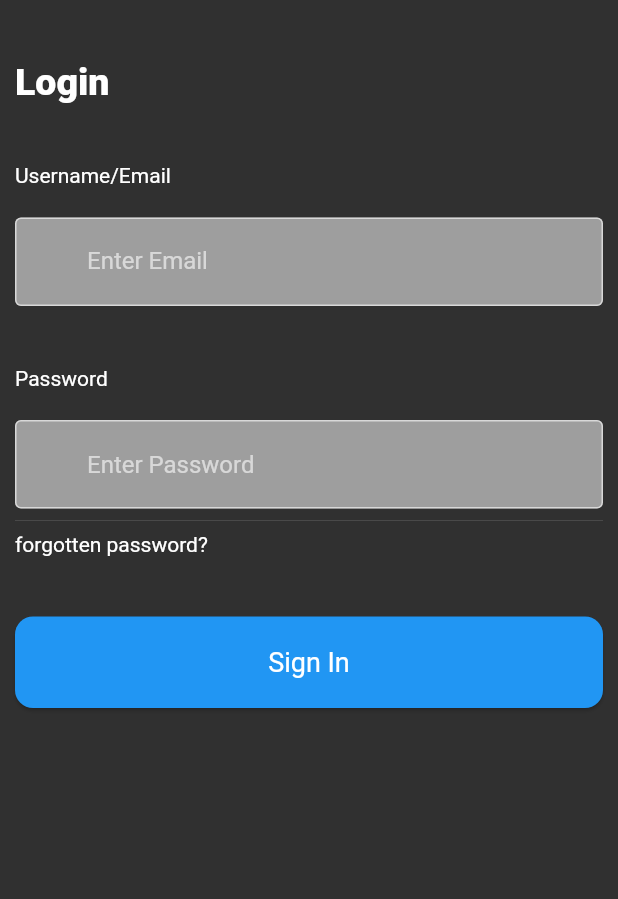
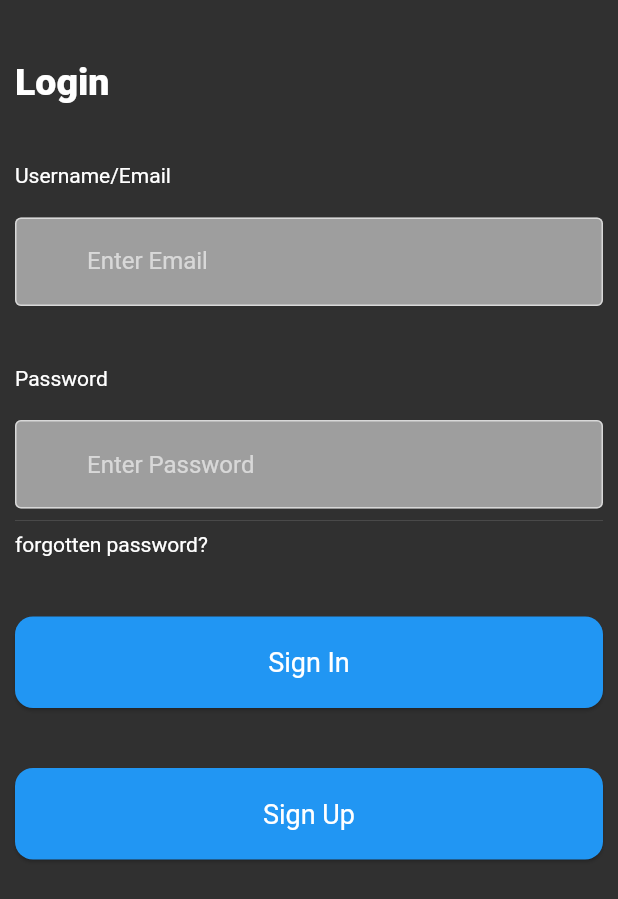
Before and after one commit to Yusrakhalid1/Role_APP, a Flutter app: the screen it shows after launch, after a tap on "Sign In", on a phone screen of 412 x 824 dp. Shown: the top 899 px of the screen. Run offline on Flutter 3.47's test engine with Material 2 defaults, Android fonts, the phone set to English and light mode, and no system bars; our stand-ins replace connectivity, firebase_auth, firebase_core, geolocator, google_maps_flutter, location and 2 more; missing offline and left inert: flutter_phone_direct_caller, flutter_polyline_points; accounts and stored records are empty; network calls fail.

Commit message:
fourth commit

```diff
--- a/project/lib/components/consonants.dart
+++ b/project/lib/components/consonants.dart
@@ -1,7 +1,7 @@
 import 'package:flutter/material.dart';
 
-TextEditingController PasswordtextController = TextEditingController();
-TextEditingController EmailtextController = TextEditingController();
+TextEditingController passwordtextController = TextEditingController();
+TextEditingController emailtextController = TextEditingController();
 
 const String google_api_key = "API_KEY";
 const Color primaryColor = Color(0xfdA020F0);
--- a/project/lib/main.dart
+++ b/project/lib/main.dart
@@ -1,10 +1,5 @@
 import 'package:flutter/material.dart';
 import 'package:project/firebase_options.dart';
-import 'package:project/views/HomePage_view.dart';
-import 'package:project/views/calling_feature/phone_call.dart';
-import 'package:project/views/drawer_view.dart';
-import 'package:project/views/login_pin_view.dart';
-import 'package:project/views/login_screen.dart';
 import 'package:firebase_core/firebase_core.dart';
 import 'package:project/views/splash_view.dart';
 
--- a/project/lib/views/HomePage_view.dart
+++ b/project/lib/views/HomePage_view.dart
@@ -1,6 +1,6 @@
 import 'package:flutter/material.dart';
 import 'package:project/viewmodel/HomePage_viewmodel.dart';
-import 'package:project/views/Map/tracking_view.dart';
+import 'package:project/views/Map/Map_view.dart';
 import 'package:project/views/drawer_view.dart';
 import 'package:stacked/stacked.dart';
 
--- a/project/lib/views/app_comment_view.dart
+++ b/project/lib/views/app_comment_view.dart
@@ -6,7 +6,7 @@ class HelpsANDfeedback extends StatelessWidget {
 
   @override
   Widget build(BuildContext context) {
-    final TextEditingController _commentController = TextEditingController();
+    final TextEditingController commentController = TextEditingController();
     return Scaffold(
       appBar : AppBar(
         leading: IconButton(
@@ -20,9 +20,9 @@ class HelpsANDfeedback extends StatelessWidget {
       ),
       body: Center(
               child: Container(
-             padding: EdgeInsets.symmetric(horizontal: 10.0),
+             padding: const EdgeInsets.symmetric(horizontal: 10.0),
              child: TextField(
-          controller: _commentController,
+          controller: commentController,
           decoration: InputDecoration(
             hintText: 'Enter your comment',
             border: OutlineInputBorder(
--- a/project/lib/views/calling_feature/phone_call.dart
+++ b/project/lib/views/calling_feature/phone_call.dart
@@ -17,10 +17,10 @@ class Phone_Call extends StatelessWidget {
         body: Center(
           child: ElevatedButton (
             onPressed: ()async{
-              FlutterPhoneDirectCaller.callNumber('+92 88888');
+              FlutterPhoneDirectCaller.callNumber('+92 520182671');
               final Uri url = Uri(
                 scheme: "tel",
-                path: "+92 88888"
+                path: "+92 520182671"
                );
                if (await canLaunchUrl(url)) {
                  await launchUrl(url);
--- a/project/lib/views/drawer_view.dart
+++ b/project/lib/views/drawer_view.dart
@@ -1,6 +1,6 @@
 import 'package:flutter/material.dart';
 import 'package:project/views/HomePage_view.dart';
-import 'package:project/views/Map/tracking_view.dart';
+import 'package:project/views/Map/Map_view.dart';
 import 'package:project/views/app_comment_view.dart';
 import 'package:project/views/calling_feature/phone_call.dart';
 
@@ -28,7 +28,7 @@ class MyDrawer extends StatelessWidget {
                         MaterialPageRoute(builder: (context)=> const HomePage_view())
                         );
                     },
-                     icon: Icon(Icons.cancel)
+                     icon: const Icon(Icons.cancel)
                      ),
                 ],
               )
@@ -65,7 +65,7 @@ class MyDrawer extends StatelessWidget {
                );
             },
           ),
-          Divider(),
+         const Divider(),
         ],
       ),
     );
--- a/project/lib/views/login_screen.dart
+++ b/project/lib/views/login_screen.dart
@@ -2,6 +2,7 @@ import 'package:firebase_auth/firebase_auth.dart';
 import 'package:project/components/consonants.dart';
 import 'package:project/viewmodel/loginscreen_viewmodel.dart';
 import 'package:project/views/login_pin_view.dart';
+import 'package:project/views/signup_view.dart';
 import 'package:stacked/stacked.dart';
 import 'package:flutter/material.dart';
 
@@ -14,8 +15,8 @@ class Login_screen extends StatelessWidget {
    signin()async{
     try {
   final credential = await FirebaseAuth.instance.signInWithEmailAndPassword(
-    email: EmailtextController.text,
-    password: PasswordtextController.text
+    email: emailtextController.text,
+    password: passwordtextController.text
 
   );
     Navigator.pushReplacement(
@@ -56,7 +57,7 @@ class Login_screen extends StatelessWidget {
                       const SizedBox(height: 20,),
                        TextField(
                             obscureText: false,
-                           controller: EmailtextController,
+                           controller: emailtextController,
                           decoration:const  InputDecoration(
                              border : OutlineInputBorder(),
                           labelText: 'Enter Email',
@@ -75,7 +76,7 @@ class Login_screen extends StatelessWidget {
                               const SizedBox(height: 20,),
                            TextField(
                             obscureText: true,
-                           controller: PasswordtextController,
+                           controller: passwordtextController,
                           decoration: const InputDecoration(
                                border : OutlineInputBorder(),
                             hintText: 'Enter Password',
@@ -112,6 +113,31 @@ class Login_screen extends StatelessWidget {
                               ) ,
                             ),
                           ),
+                           const SizedBox(height: 40,),
+                      Container(
+                        width: 500,
+                        child: RawMaterialButton(
+                          fillColor: Colors.blue,
+                          elevation: 1.0,
+                          padding: const EdgeInsets.symmetric(vertical: 20),
+                          shape: RoundedRectangleBorder(
+                            borderRadius: BorderRadius.circular(12.0)
+                          ),
+                          onPressed: (){
+                             Navigator.push(
+                              context ,
+                              MaterialPageRoute(builder:(context)=> signup_screen())
+                             );
+                          },
+                          child : const Text(
+                            "Sign Up" ,
+                            style: TextStyle(
+                              color: Colors.white,
+                              fontSize: 18.0
+                            ),
+                          ) ,
+                        ),
+                      ),
                 ]
               ),
           ),
--- a/project/lib/views/splash_view.dart
+++ b/project/lib/views/splash_view.dart
@@ -10,10 +10,11 @@ class SplashScreenState extends State<SplashScreen> {
   @override
   void initState() {
     super.initState();
-    Timer(Duration(seconds: 3), () {
+    Timer(
+      const Duration(seconds: 5), () {
     Navigator.push(
       context,
-     MaterialPageRoute(builder: (context) => Login_screen())
+     MaterialPageRoute(builder: (context) => const Login_screen())
     );
     });
   }
@@ -25,19 +26,36 @@ class SplashScreenState extends State<SplashScreen> {
         decoration: const BoxDecoration(
           gradient: LinearGradient(
             colors: [
-               Colors.deepOrangeAccent,
-               Colors.red
+               Color(0xfd89CFF0),
+               Color(0xfdFFFFFF)
             ],
             begin: Alignment.topRight,
              ),
         ),
         child: Center(
-          child: Text(
-          'SAFE  AND  QUICK  PAKISTAN',
-          style: TextStyle(
-            fontWeight: FontWeight.bold,
-            fontSize: 20
-          )),
+          child: Column(
+            mainAxisAlignment: MainAxisAlignment.center,
+            children: const [
+              Text(
+              'SAFE  AND  QUICK  PAKISTAN',
+              style: TextStyle(
+                fontWeight: FontWeight.bold,
+                fontSize: 30,
+                color: Colors.black
+              )),
+              SizedBox(height: 20,),
+              CircularProgressIndicator(
+                 valueColor: AlwaysStoppedAnimation<Color>(Colors.black),
+              ),
+              SizedBox(height: 20,),
+              Text(
+                'loading...',
+              style: TextStyle(
+               color: Colors.black
+              ),)
+            ],
+          ),
+
         ),
       ),
     );
```
Also changed, not shown: project/lib/viewmodel/signup_viewmodel.dart (added, +10 -0 lines), project/lib/views/signup_view.dart (added, +127 -0 lines), project/lib/views/Map/Map_view.dart (renamed from project/lib/views/Map/tracking_view.dart), 2 other files.
